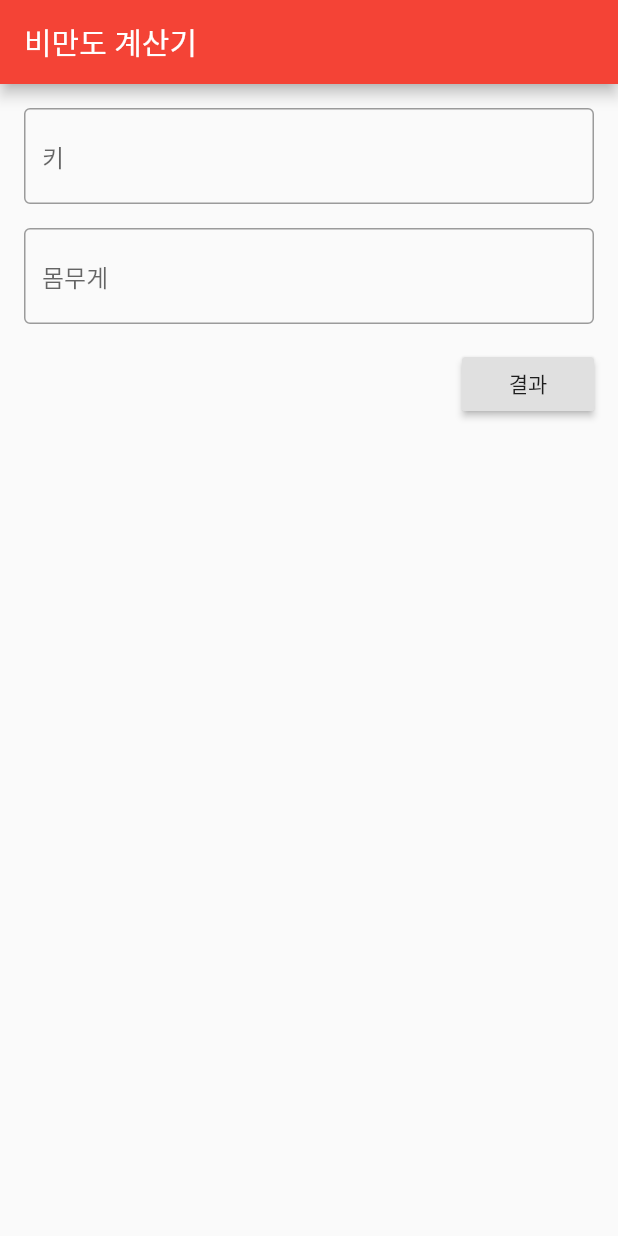
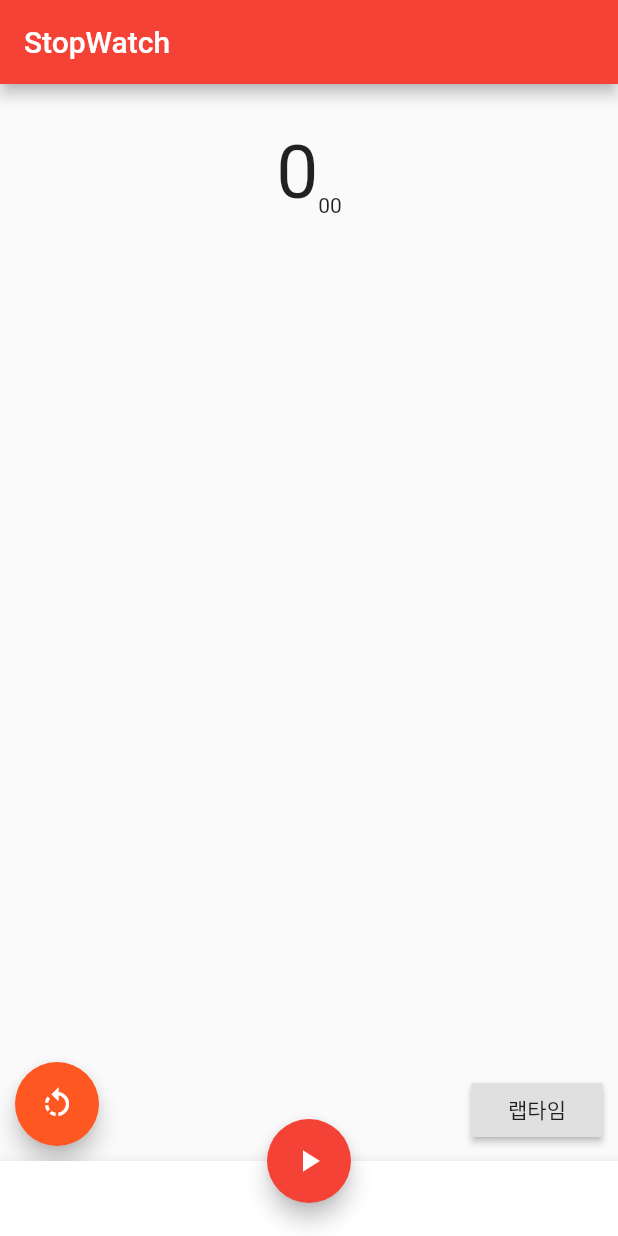
Before and after one commit to utrpanic/routino9-flutter, a Flutter app: the screen it shows after launch, on a phone screen of 412 x 824 dp. Run offline on Flutter 3.47's test engine with Material 2 defaults, Android fonts, the phone set to English and light mode, and no system bars.

Commit message:
Ch9. 스톱워치.

```diff
--- a/lib/main.dart
+++ b/lib/main.dart
@@ -1,4 +1,5 @@
 import 'package:flutter/material.dart';
+import 'dart:async';
 
 void main() => runApp(MyApp());
 
@@ -6,167 +7,142 @@ class MyApp extends StatelessWidget {
   @override
   Widget build(BuildContext context) {
     return MaterialApp(
-      title: 'Flutter Demo',
+      title: 'StopWatch',
       theme: ThemeData(
         primarySwatch: Colors.red,
       ),
-      home: BmiMain(),
+      home: StopWatchPage(),
     );
   }
 }
 
-class BmiMain extends StatefulWidget {
+class StopWatchPage extends StatefulWidget {
   @override
-  _BmiMainState createState() => _BmiMainState();
+  _StopWatchPageState createState() => _StopWatchPageState();
 }
 
-class _BmiMainState extends State<BmiMain> {
-  final _formKey = GlobalKey<FormState>();
+class _StopWatchPageState extends State<StopWatchPage> {
+  Timer _timer;
 
-  final _heightController = TextEditingController();
-  final _weightController = TextEditingController();
-
-  @override
-  void dispose() {
-    _heightController.dispose();
-    _weightController.dispose();
-    super.dispose();
-  }
+  var _time = 0;
+  var _isRunning = false;
+  List<String> _lapTimes = [];
 
   @override
   Widget build(BuildContext context) {
     return Scaffold(
-      appBar: AppBar(title: Text('비만도 계산기')),
-      body: Container(
-        padding: const EdgeInsets.all(16.0),
-        child: Form(
-          key: _formKey,
-          child: Column(
-            children: <Widget>[
-              TextFormField(
-                decoration: InputDecoration(
-                  border: OutlineInputBorder(),
-                  hintText: '키',
-                ),
-                controller: _heightController,
-                keyboardType: TextInputType.number,
-                validator: (value) {
-                  if (value.trim().isEmpty) {
-                    return '키를 입력하세요';
-                  }
-                  return null;
-                },
-              ),
-              SizedBox(
-                height: 16.0,
-              ),
-              TextFormField(
-                decoration: InputDecoration(
-                  border: OutlineInputBorder(),
-                  hintText: '몸무게',
-                ),
-                controller: _weightController,
-                keyboardType: TextInputType.number,
-                validator: (value) {
-                  if (value.trim().isEmpty) {
-                    return '몸무게를 입력하세요';
-                  }
-                  return null;
-                },
-              ),
-              Container(
-                margin: const EdgeInsets.only(top: 16.0),
-                alignment: Alignment.centerRight,
-                child: RaisedButton(
-                  onPressed: () {
-                    if (_formKey.currentState.validate()) {
-                      Navigator.push(
-                        context,
-                        MaterialPageRoute(
-                          builder: (context) => BmiResult(
-                            double.parse(_heightController.text.trim()),
-                            double.parse(_weightController.text.trim()),
-                          ),
-                        ),
-                      );
-                    }
-                  },
-                  child: Text('결과'),
-                ),
-              ),
-            ],
-          ),
+      appBar: AppBar(
+        title: Text('StopWatch'),
+      ),
+      body: _buildBody(),
+      bottomNavigationBar: BottomAppBar(
+        child: Container(
+          height: 50.0,
         ),
       ),
+      floatingActionButton: FloatingActionButton(
+        onPressed: () => setState(() {
+          _clickButton();
+        }),
+        child: _isRunning ? Icon(Icons.pause) : Icon(Icons.play_arrow),
+      ),
+      floatingActionButtonLocation: FloatingActionButtonLocation.centerDocked,
     );
   }
-}
-
-class BmiResult extends StatelessWidget {
-  final double height;
-  final double weight;
-
-  BmiResult(this.height, this.weight);
 
   @override
-  Widget build(BuildContext context) {
-    final bmi = weight / ((height / 100) * (height / 100));
-    print('bmi : $bmi');
-    return Scaffold(
-      appBar: AppBar(title: Text('비만도 계산기')),
-      body: Center(
-        child: Column(
-          mainAxisAlignment: MainAxisAlignment.center,
+  void dispose() {
+    _timer?.cancel();
+    super.dispose();
+  }
+
+  Widget _buildBody() {
+    var sec = _time ~/ 100;
+    var hundredth = '${_time % 100}'.padLeft(2, '0');
+    return Center(
+      child: Padding(
+        padding: const EdgeInsets.only(top: 30),
+        child: Stack(
           children: <Widget>[
-            Text(
-              _calcBmi(bmi),
-              style: TextStyle(fontSize: 36),
+            Column(
+              children: <Widget>[
+                Row(
+                    mainAxisAlignment: MainAxisAlignment.center,
+                    crossAxisAlignment: CrossAxisAlignment.end,
+                    children: <Widget>[
+                      Text(
+                        '$sec',
+                        style: TextStyle(fontSize: 50.0),
+                      ),
+                      Text(
+                        '$hundredth',
+                      )
+                    ]),
+                Container(
+                  width: 100,
+                  height: 200,
+                  child: ListView(
+                    children: _lapTimes.map((time) => Text(time)).toList(),
+                  ),
+                ),
+              ],
             ),
-            SizedBox(
-              height: 16,
+            Positioned(
+              left: 10,
+              bottom: 10,
+              child: FloatingActionButton(
+                backgroundColor: Colors.deepOrange,
+                onPressed: _reset,
+                child: Icon(Icons.rotate_left),
+              ),
             ),
-            _buildIcon(bmi),
+            Positioned(
+              right: 10,
+              bottom: 10,
+              child: RaisedButton(
+                onPressed: () {
+                  _recordLapTime('$sec.$hundredth');
+                },
+                child: Text('랩타임'),
+              ),
+            ),
           ],
         ),
       ),
     );
   }
 
-  String _calcBmi(double bmi) {
-    var result = '저체중';
-    if (bmi >= 35) {
-      result = '고도 비만';
-    } else if (bmi >= 30) {
-      result = '2단계 비만';
-    } else if (bmi >= 25) {
-      result = '1단계 비만';
-    } else if (bmi >= 23) {
-      result = '과체중';
-    } else if (bmi >= 18.5) {
-      result = '정상';
+  void _clickButton() {
+    _isRunning = !_isRunning;
+    if (_isRunning) {
+      _start();
+    } else {
+      _pause();
     }
-    return result;
   }
 
-  Widget _buildIcon(double bmi) {
-    if (bmi >= 23) {
-      return Icon(
-        Icons.sentiment_dissatisfied,
-        color: Colors.red,
-        size: 100,
-      );
-    } else if (bmi >= 18.5) {
-      return Icon(
-        Icons.sentiment_satisfied,
-        color: Colors.green,
-        size: 100,
-      );
-    } else {
-      return Icon(
-        Icons.sentiment_dissatisfied,
-        color: Colors.orange,
-        size: 100,
-      );
-    }
+  void _reset() {
+    setState(() {
+      _isRunning = false;
+      _timer?.cancel();
+      _lapTimes.clear();
+      _time = 0;
+    });
+  }
+
+  void _start() {
+    _timer = Timer.periodic(Duration(milliseconds: 10), (timer) {
+      setState(() {
+        _time++;
+      });
+    });
+  }
+
+  void _pause() {
+    _timer?.cancel();
+  }
+
+  void _recordLapTime(String time) {
+    _lapTimes.add('${_lapTimes.length + 1}등 $time');
   }
 }
```
